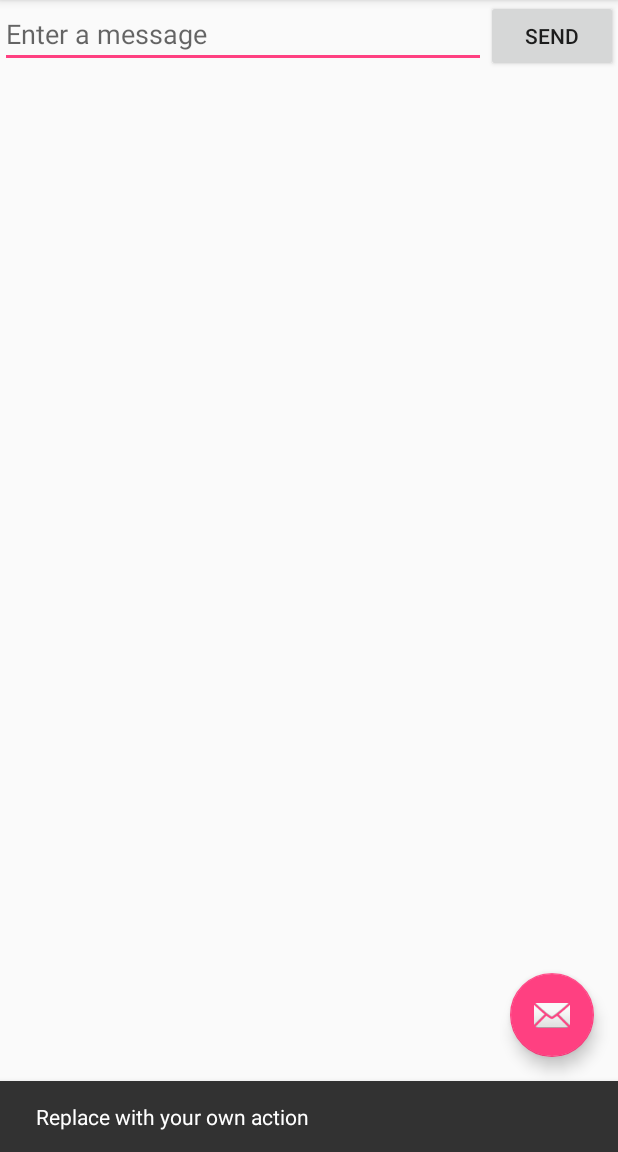
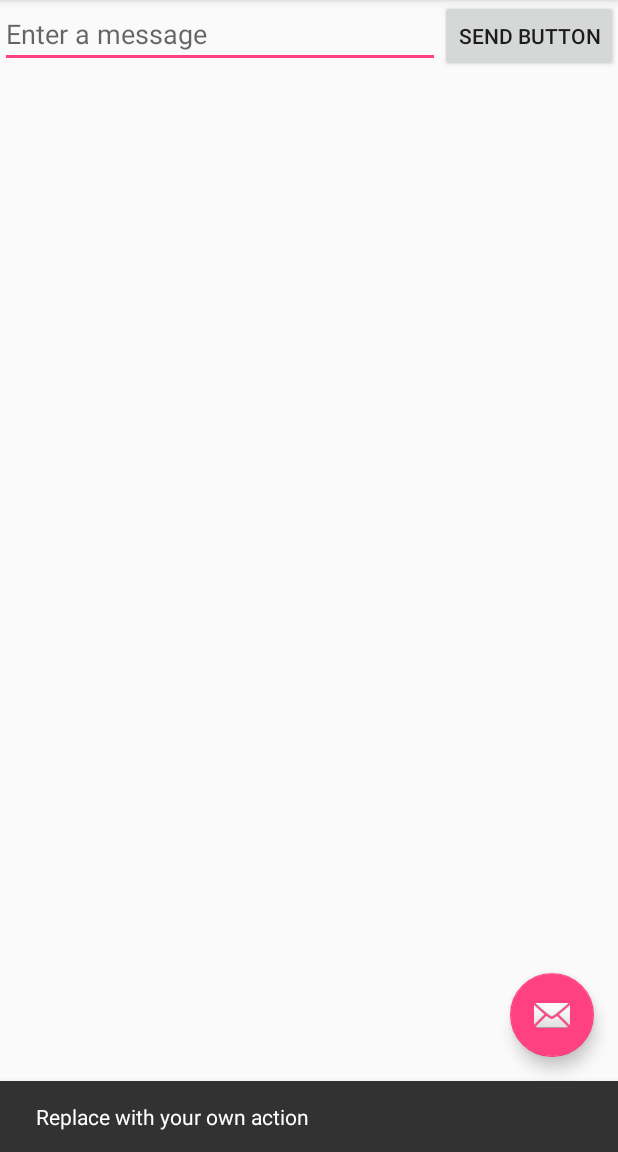
Before and after one commit to MichelM279/HelloAndroid, an Android app: the screen it shows after launch (MainActivity), after a tap on an icon or button, on a phone screen of 412 x 824 dp, the part 84-1236 px from its top. Run offline under Robolectric (Android 15) with nearby library versions, the phone set to English and light mode, and no system bars.

```diff
--- a/app/src/main/res/values/strings.xml
+++ b/app/src/main/res/values/strings.xml
@@ -2,6 +2,6 @@
     <string name="app_name">HelloAndroid</string>
     <string name="action_settings">Settings</string>
     <string name="enter_message">Enter a message</string>
-    <string name="button_send">Send</string>
+    <string name="button_send">Send Button</string>
     <string name="title_activity_display_message">My Message</string>
 </resources>
```
